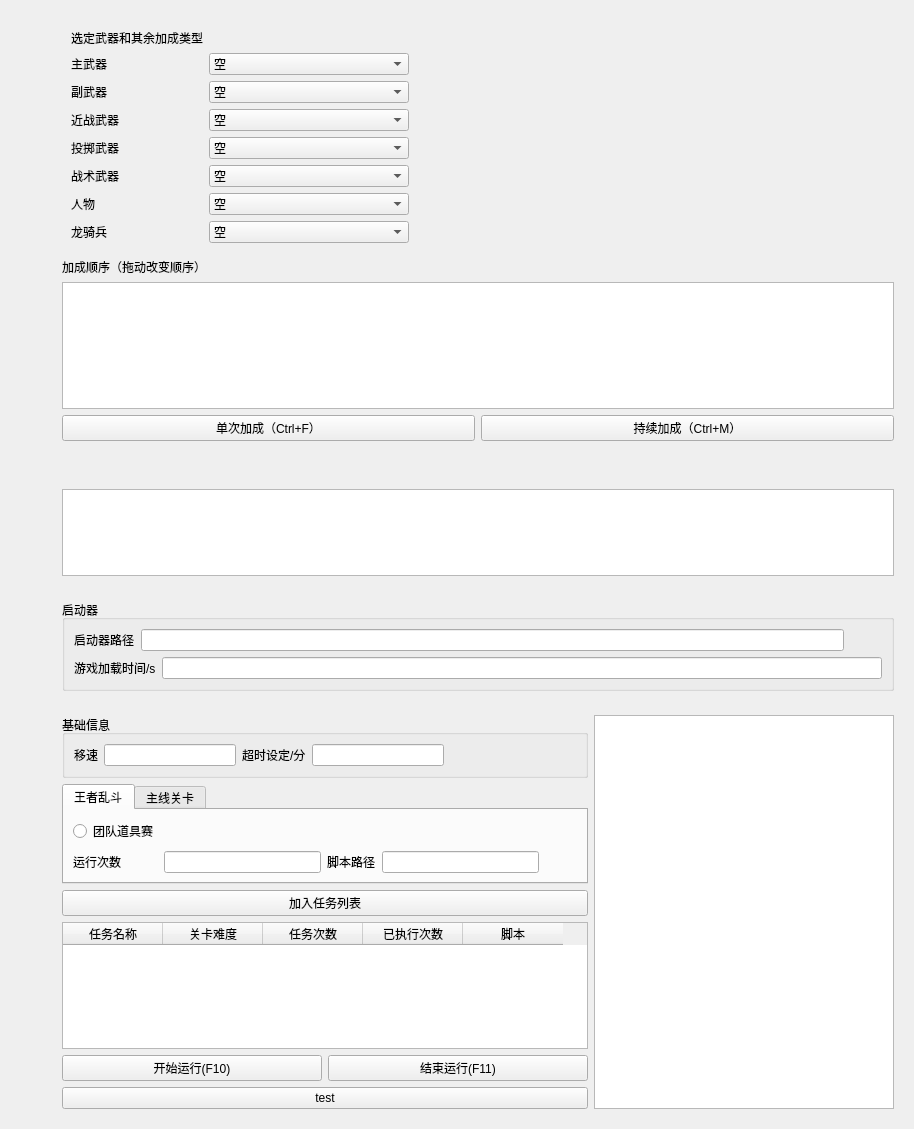
Above: subwidgets/subssjjwidget.ui from HuaPi2d/HuaPi2d before the change. Below: the same form after it.
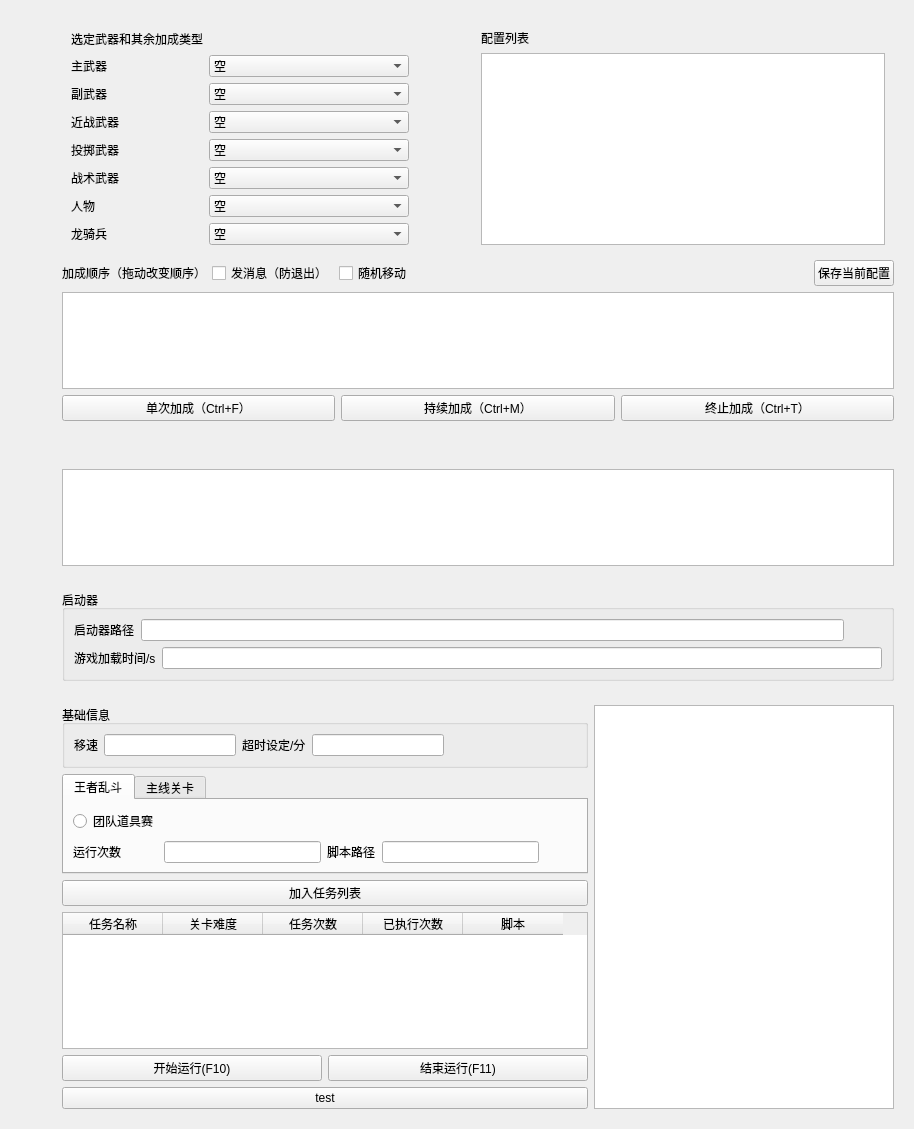
That is the form after the change. Icons and pictures are not drawn.

Commit message: 添加了README.md文件，完善了武器加成功能模块

```diff
--- a/subwidgets/subssjjwidget.ui
+++ b/subwidgets/subssjjwidget.ui
@@ -262,11 +262,101 @@
        <layout class="QVBoxLayout" name="verticalLayout_4">
         <item>
          <widget class="QWidget" name="weaponChooseWidget" native="true">
-          <layout class="QGridLayout" name="gridLayout_3">
-           <item row="6" column="0">
-            <widget class="QLabel" name="characterLabel">
+          <layout class="QHBoxLayout" name="horizontalLayout_4">
+           <item>
+            <layout class="QGridLayout" name="currentWeaponGridLayout">
+             <item row="6" column="1">
+              <widget class="QComboBox" name="characterComboBox">
+               <item>
              <property name="text">
-              <string>人物</string>
+                 <string>空</string>
+                </property>
+               </item>
+               <item>
+                <property name="text">
+                 <string>泰克斯（无X）</string>
+                </property>
+               </item>
+               <item>
+                <property name="text">
+                 <string>泰克斯（有X）</string>
+                </property>
+               </item>
+               <item>
+                <property name="text">
+                 <string>六臂魔童（无中键）</string>
+                </property>
+               </item>
+              </widget>
+             </item>
+             <item row="0" column="0">
+              <widget class="QLabel" name="chooseWeaponAndOtherLabel">
+               <property name="text">
+                <string>选定武器和其余加成类型</string>
+               </property>
+              </widget>
+             </item>
+             <item row="4" column="0">
+              <widget class="QLabel" name="grenadeLabel">
+               <property name="text">
+                <string>投掷武器</string>
+               </property>
+              </widget>
+             </item>
+             <item row="5" column="0">
+              <widget class="QLabel" name="tacticalWeaponLabel">
+               <property name="text">
+                <string>战术武器</string>
+               </property>
+              </widget>
+             </item>
+             <item row="2" column="1">
+              <widget class="QComboBox" name="secondaryWeaponComboBox">
+               <item>
+                <property name="text">
+                 <string>空</string>
+                </property>
+               </item>
+               <item>
+                <property name="text">
+                 <string>风神</string>
+                </property>
+               </item>
+               <item>
+                <property name="text">
+                 <string>飞梭</string>
+                </property>
+               </item>
+               <item>
+                <property name="text">
+                 <string>能防</string>
+                </property>
+               </item>
+              </widget>
+             </item>
+             <item row="3" column="1">
+              <widget class="QComboBox" name="meleeWeaponComboBox">
+               <item>
+                <property name="text">
+                 <string>空</string>
+                </property>
+               </item>
+               <item>
+                <property name="text">
+                 <string>撼天</string>
+                </property>
+               </item>
+               <item>
+                <property name="text">
+                 <string>黯水晶</string>
+                </property>
+               </item>
+              </widget>
+             </item>
+             <item row="2" column="0">
+              <widget class="QLabel" name="secondaryWeaponLabel">
+               <property name="text">
+                <string>副武器</string>
              </property>
             </widget>
            </item>
@@ -307,30 +397,6 @@
              </item>
             </widget>
            </item>
-           <item row="6" column="1">
-            <widget class="QComboBox" name="characterComboBox">
-             <item>
-              <property name="text">
-               <string>空</string>
-              </property>
-             </item>
-             <item>
-              <property name="text">
-               <string>泰克斯（无X）</string>
-              </property>
-             </item>
-             <item>
-              <property name="text">
-               <string>泰克斯（有X）</string>
-              </property>
-             </item>
-             <item>
-              <property name="text">
-               <string>六臂魔童（无中键）</string>
-              </property>
-             </item>
-            </widget>
-           </item>
            <item row="4" column="1">
             <widget class="QComboBox" name="throwingWeaponComboBox">
              <item>
@@ -364,40 +430,6 @@
              </item>
             </widget>
            </item>
-           <item row="3" column="1">
-            <widget class="QComboBox" name="meleeWeaponComboBox">
-             <item>
-              <property name="text">
-               <string>空</string>
-              </property>
-             </item>
-             <item>
-              <property name="text">
-               <string>黯水晶</string>
-              </property>
-             </item>
-            </widget>
-           </item>
-           <item row="1" column="2">
-            <spacer name="horizontalSpacer_3">
-             <property name="orientation">
-              <enum>Qt::Orientation::Horizontal</enum>
-             </property>
-             <property name="sizeHint" stdset="0">
-              <size>
-               <width>40</width>
-               <height>20</height>
-              </size>
-             </property>
-            </spacer>
-           </item>
-           <item row="2" column="0">
-            <widget class="QLabel" name="secondaryWeaponLabel">
-             <property name="text">
-              <string>副武器</string>
-             </property>
-            </widget>
-           </item>
            <item row="1" column="0">
             <widget class="QLabel" name="mainWeaponLabel">
              <property name="text">
@@ -405,59 +437,26 @@
              </property>
             </widget>
            </item>
-           <item row="8" column="0">
-            <spacer name="verticalSpacer_4">
+             <item row="6" column="0">
+              <widget class="QLabel" name="characterLabel">
+               <property name="text">
+                <string>人物</string>
+               </property>
+              </widget>
+             </item>
+             <item row="0" column="2">
+              <spacer name="horizontalSpacer_3">
              <property name="orientation">
-              <enum>Qt::Orientation::Vertical</enum>
+                <enum>Qt::Orientation::Horizontal</enum>
              </property>
              <property name="sizeHint" stdset="0">
               <size>
-               <width>20</width>
-               <height>40</height>
+                 <width>40</width>
+                 <height>20</height>
               </size>
              </property>
             </spacer>
            </item>
-           <item row="4" column="0">
-            <widget class="QLabel" name="grenadeLabel">
-             <property name="text">
-              <string>投掷武器</string>
-             </property>
-            </widget>
-           </item>
-           <item row="0" column="0">
-            <widget class="QLabel" name="chooseWeaponAndOtherLabel">
-             <property name="text">
-              <string>选定武器和其余加成类型</string>
-             </property>
-            </widget>
-           </item>
-           <item row="2" column="1">
-            <widget class="QComboBox" name="secondaryWeaponComboBox">
-             <item>
-              <property name="text">
-               <string>空</string>
-              </property>
-             </item>
-             <item>
-              <property name="text">
-               <string>飞梭</string>
-              </property>
-             </item>
-             <item>
-              <property name="text">
-               <string>能防</string>
-              </property>
-             </item>
-            </widget>
-           </item>
-           <item row="5" column="0">
-            <widget class="QLabel" name="tacticalWeaponLabel">
-             <property name="text">
-              <string>战术武器</string>
-             </property>
-            </widget>
-           </item>
            <item row="7" column="0">
             <widget class="QLabel" name="longQiLabel">
              <property name="text">
@@ -480,8 +479,26 @@
             </widget>
            </item>
           </layout>
-         </widget>
-        </item>
+           </item>
+           <item>
+            <layout class="QGridLayout" name="bonusConfigListGridLayout">
+             <item row="0" column="0">
+              <widget class="QLabel" name="bonusConfigListLabel">
+               <property name="text">
+                <string>配置列表</string>
+               </property>
+              </widget>
+             </item>
+             <item row="1" column="0">
+              <widget class="QListView" name="bonusConfigListListView"/>
+             </item>
+            </layout>
+           </item>
+          </layout>
+         </widget>
+        </item>
+        <item>
+         <layout class="QHBoxLayout" name="saveBonusConfigTypeHorizontalLayout">
         <item>
          <widget class="QLabel" name="currentBonusWeaponListLabel">
           <property name="text">
@@ -490,6 +507,46 @@
          </widget>
         </item>
         <item>
+           <widget class="QCheckBox" name="sendMessageCheckBox">
+            <property name="text">
+             <string>发消息（防退出）</string>
+            </property>
+           </widget>
+          </item>
+          <item>
+           <widget class="QCheckBox" name="randomMoveCheckBox">
+            <property name="text">
+             <string>随机移动</string>
+            </property>
+           </widget>
+          </item>
+          <item>
+           <spacer name="horizontalSpacer_4">
+            <property name="orientation">
+             <enum>Qt::Orientation::Horizontal</enum>
+            </property>
+            <property name="sizeHint" stdset="0">
+             <size>
+              <width>40</width>
+              <height>20</height>
+             </size>
+            </property>
+           </spacer>
+          </item>
+          <item>
+           <widget class="QPushButton" name="saveBonusConfigPushButton">
+            <property name="text">
+             <string>保存当前配置</string>
+            </property>
+            <property name="icon">
+             <iconset resource="../resource.qrc">
+              <normaloff>:/icon/resources/icons/MaterialSymbolsDownload.svg</normaloff>:/icon/resources/icons/MaterialSymbolsDownload.svg</iconset>
+            </property>
+           </widget>
+          </item>
+         </layout>
+        </item>
+        <item>
          <widget class="QListWidget" name="currentWeaponListWidget"/>
         </item>
         <item>
@@ -508,6 +565,13 @@
             </property>
            </widget>
           </item>
+          <item>
+           <widget class="QPushButton" name="stopBounsPushButton">
+            <property name="text">
+             <string>终止加成（Ctrl+T）</string>
+            </property>
+           </widget>
+          </item>
          </layout>
         </item>
        </layout>
```
Left out of the diff: 20 changed lines with no effect on the pictures. Lines whose indentation alone changed are shown as unchanged. The commit also changes 74 other files.
